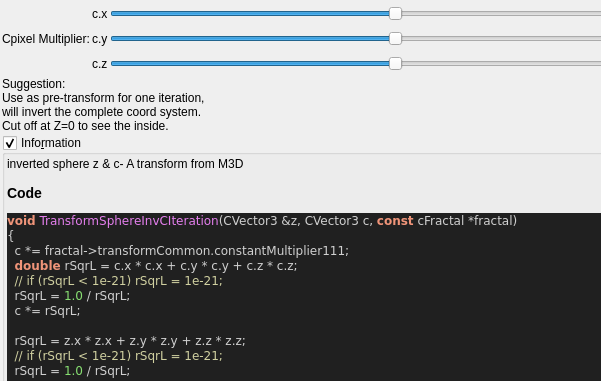
Above: mandelbulber2/qt_data/fractal_transf_spherical_inv_c.ui from buddhi1980/mandelbulber2 before the change; both pictures show x 0 to 601 and y 0 to 381 of the 772 by 532 pixel window. Below: the same form after it.
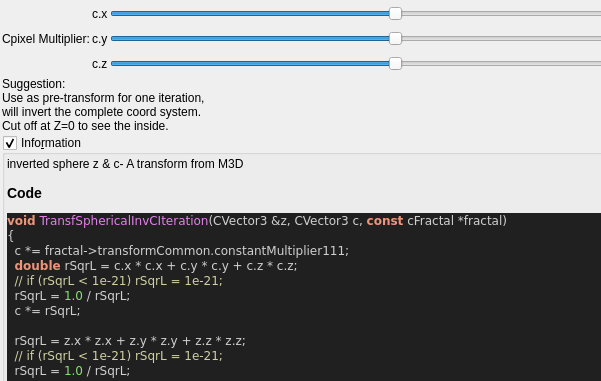
That is the form after the change. Custom widgets are drawn as their Qt base class.

What changed in the file:
```diff
--- a/mandelbulber2/qt_data/fractal_transf_spherical_inv_c.ui
+++ b/mandelbulber2/qt_data/fractal_transf_spherical_inv_c.ui
@@ -270,7 +270,7 @@
 &lt;/table&gt;
 &lt;h3&gt;Code&lt;/h3&gt;
 &lt;body style=&quot;background-color:#202020&quot;&gt;
-&lt;pre style=&quot;color:#d0d0d0; background-color:#202020;  font-family:'Courier New',monospace;&quot;&gt;&lt;span style=&quot;color:#f09479; font-weight:bold&quot;&gt;void&lt;/span&gt; &lt;span style=&quot;color:#e47eed&quot;&gt;TransformSphereInvCIteration&lt;/span&gt;&lt;span style=&quot;color:#d0d0d0&quot;&gt;(&lt;/span&gt;CVector3 &lt;span style=&quot;color:#d0d0d0&quot;&gt;&amp;amp;&lt;/span&gt;z&lt;span style=&quot;color:#d0d0d0&quot;&gt;,&lt;/span&gt; CVector3 c&lt;span style=&quot;color:#d0d0d0&quot;&gt;,&lt;/span&gt; &lt;span style=&quot;color:#f09479; font-weight:bold&quot;&gt;const&lt;/span&gt; cFractal &lt;span style=&quot;color:#d0d0d0&quot;&gt;*&lt;/span&gt;fractal&lt;span style=&quot;color:#d0d0d0&quot;&gt;)&lt;/span&gt;
+&lt;pre style=&quot;color:#d0d0d0; background-color:#202020;  font-family:'Courier New',monospace;&quot;&gt;&lt;span style=&quot;color:#f09479; font-weight:bold&quot;&gt;void&lt;/span&gt; &lt;span style=&quot;color:#e47eed&quot;&gt;TransfSphericalInvCIteration&lt;/span&gt;&lt;span style=&quot;color:#d0d0d0&quot;&gt;(&lt;/span&gt;CVector3 &lt;span style=&quot;color:#d0d0d0&quot;&gt;&amp;amp;&lt;/span&gt;z&lt;span style=&quot;color:#d0d0d0&quot;&gt;,&lt;/span&gt; CVector3 c&lt;span style=&quot;color:#d0d0d0&quot;&gt;,&lt;/span&gt; &lt;span style=&quot;color:#f09479; font-weight:bold&quot;&gt;const&lt;/span&gt; cFractal &lt;span style=&quot;color:#d0d0d0&quot;&gt;*&lt;/span&gt;fractal&lt;span style=&quot;color:#d0d0d0&quot;&gt;)&lt;/span&gt;
 &lt;span style=&quot;color:#d0d0d0&quot;&gt;{&lt;/span&gt;
   c &lt;span style=&quot;color:#d0d0d0&quot;&gt;*=&lt;/span&gt; fractal&lt;span style=&quot;color:#d0d0d0&quot;&gt;-&amp;gt;&lt;/span&gt;transformCommon&lt;span style=&quot;color:#d0d0d0&quot;&gt;.&lt;/span&gt;constantMultiplier111&lt;span style=&quot;color:#d0d0d0&quot;&gt;;&lt;/span&gt;
   &lt;span style=&quot;color:#f09479; font-weight:bold&quot;&gt;double&lt;/span&gt; rSqrL &lt;span style=&quot;color:#d0d0d0&quot;&gt;=&lt;/span&gt; c&lt;span style=&quot;color:#d0d0d0&quot;&gt;.&lt;/span&gt;x &lt;span style=&quot;color:#d0d0d0&quot;&gt;*&lt;/span&gt; c&lt;span style=&quot;color:#d0d0d0&quot;&gt;.&lt;/span&gt;x &lt;span style=&quot;color:#d0d0d0&quot;&gt;+&lt;/span&gt; c&lt;span style=&quot;color:#d0d0d0&quot;&gt;.&lt;/span&gt;y &lt;span style=&quot;color:#d0d0d0&quot;&gt;*&lt;/span&gt; c&lt;span style=&quot;color:#d0d0d0&quot;&gt;.&lt;/span&gt;y &lt;span style=&quot;color:#d0d0d0&quot;&gt;+&lt;/span&gt; c&lt;span style=&quot;color:#d0d0d0&quot;&gt;.&lt;/span&gt;z &lt;span style=&quot;color:#d0d0d0&quot;&gt;*&lt;/span&gt; c&lt;span style=&quot;color:#d0d0d0&quot;&gt;.&lt;/span&gt;z&lt;span style=&quot;color:#d0d0d0&quot;&gt;;&lt;/span&gt;
```
Left out of the diff: 4 changed lines with no effect on the pictures.
